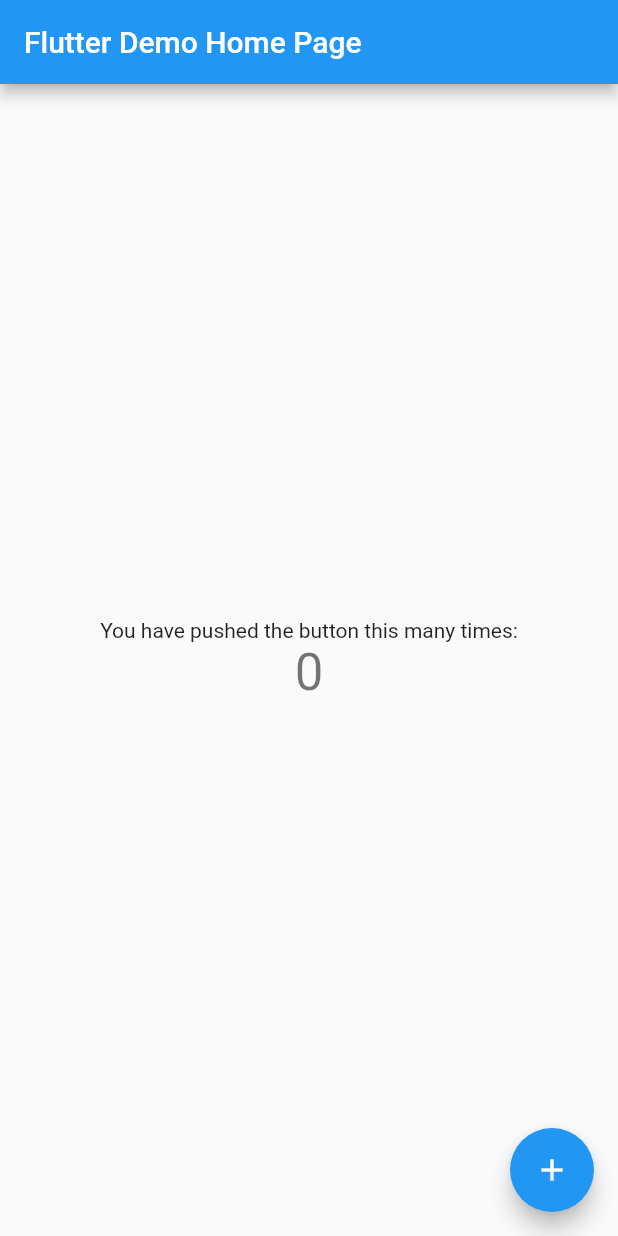
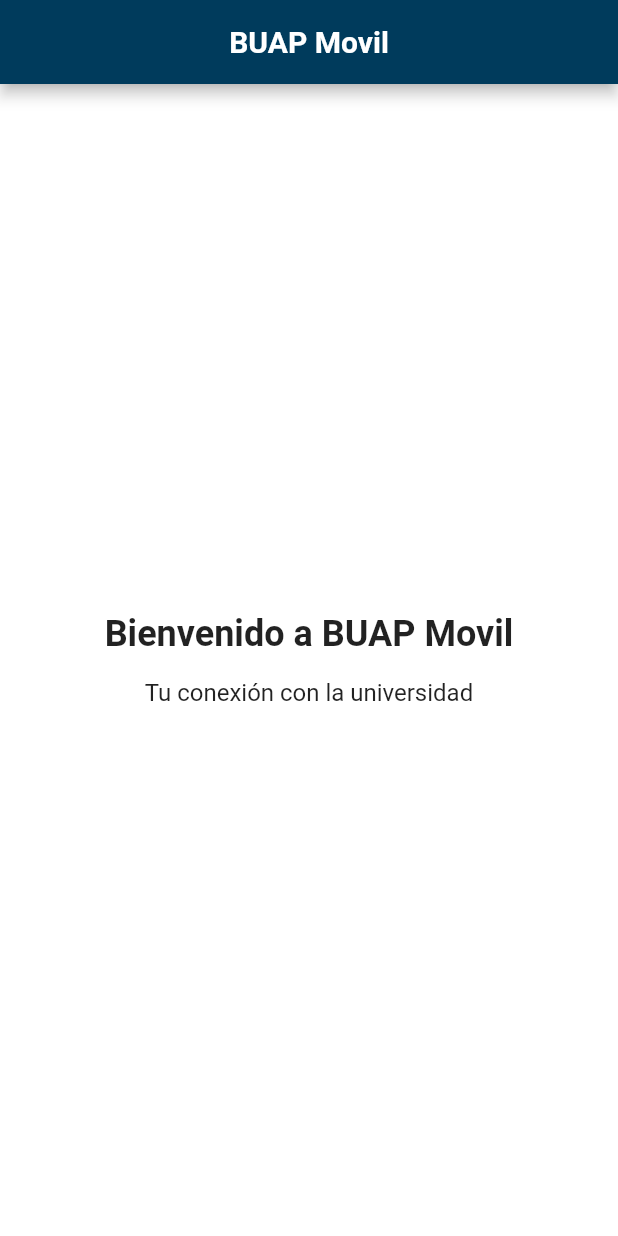
Before and after one commit to APKNetwork/BUAPMovil, a Flutter app: the screen it shows after launch, on a phone screen of 412 x 824 dp. Run offline on Flutter 3.47's test engine with Material 2 defaults, Android fonts, the phone set to English and light mode, and no system bars.

Commit message:
Update app theme and content for home page

```diff
--- a/lib/main.dart
+++ b/lib/main.dart
@@ -1,115 +1,75 @@
 import 'package:flutter/material.dart';
 
-void main() {
-  runApp(const MyApp());
-}
+void main() => runApp(const MyApp());
 
 class MyApp extends StatelessWidget {
   const MyApp({super.key});
 
-  // This widget is the root of your application.
   @override
   Widget build(BuildContext context) {
     return MaterialApp(
-      title: 'Flutter Demo',
+      title: 'BUAP Movil',
+      debugShowCheckedModeBanner: false,
       theme: ThemeData(
-        // This is the theme of your application.
-        //
-        // Try running your application with "flutter run". You'll see the
-        // application has a blue toolbar. Then, without quitting the app, try
-        // changing the primarySwatch below to Colors.green and then invoke
-        // "hot reload" (press "r" in the console where you ran "flutter run",
-        // or simply save your changes to "hot reload" in a Flutter IDE).
-        // Notice that the counter didn't reset back to zero; the application
-        // is not restarted.
-        primarySwatch: Colors.blue,
+        primaryColor: const Color(0xFF003B5C),
+        scaffoldBackgroundColor: Colors.white,
+        appBarTheme: const AppBarTheme(
+          color: Color(0xFF003B5C),
+          toolbarTextStyle: TextStyle(
+            color: Colors.white,
+            fontSize: 20,
+            fontWeight: FontWeight.bold,
+          ),
+          titleTextStyle: TextStyle(
+            color: Colors.white,
+            fontSize: 20,
+            fontWeight: FontWeight.bold,
+          ),
+        ), colorScheme: ColorScheme.fromSwatch().copyWith(secondary: const Color(0xFF00B5E2)),
       ),
-      home: const MyHomePage(title: 'Flutter Demo Home Page'),
+      home: const MyHomePage(),
     );
   }
 }
 
 class MyHomePage extends StatefulWidget {
-  const MyHomePage({super.key, required this.title});
-
-  // This widget is the home page of your application. It is stateful, meaning
-  // that it has a State object (defined below) that contains fields that affect
-  // how it looks.
-
-  // This class is the configuration for the state. It holds the values (in this
-  // case the title) provided by the parent (in this case the App widget) and
-  // used by the build method of the State. Fields in a Widget subclass are
-  // always marked "final".
-
-  final String title;
+  const MyHomePage({super.key});
 
   @override
-  State<MyHomePage> createState() => _MyHomePageState();
+  MyHomePageState createState() => MyHomePageState();
 }
 
-class _MyHomePageState extends State<MyHomePage> {
-  int _counter = 0;
-
-  void _incrementCounter() {
-    setState(() {
-      // This call to setState tells the Flutter framework that something has
-      // changed in this State, which causes it to rerun the build method below
-      // so that the display can reflect the updated values. If we changed
-      // _counter without calling setState(), then the build method would not be
-      // called again, and so nothing would appear to happen.
-      _counter++;
-    });
-  }
-
+class MyHomePageState extends State<MyHomePage> {
   @override
   Widget build(BuildContext context) {
-    // This method is rerun every time setState is called, for instance as done
-    // by the _incrementCounter method above.
-    //
-    // The Flutter framework has been optimized to make rerunning build methods
-    // fast, so that you can just rebuild anything that needs updating rather
-    // than having to individually change instances of widgets.
     return Scaffold(
       appBar: AppBar(
-        // Here we take the value from the MyHomePage object that was created by
-        // the App.build method, and use it to set our appbar title.
-        title: Text(widget.title),
+        title: const Center(child: Text('BUAP Movil')),
       ),
-      body: Center(
-        // Center is a layout widget. It takes a single child and positions it
-        // in the middle of the parent.
+      body: Container(
+        padding: const EdgeInsets.all(16),
         child: Column(
-          // Column is also a layout widget. It takes a list of children and
-          // arranges them vertically. By default, it sizes itself to fit its
-          // children horizontally, and tries to be as tall as its parent.
-          //
-          // Invoke "debug painting" (press "p" in the console, choose the
-          // "Toggle Debug Paint" action from the Flutter Inspector in Android
-          // Studio, or the "Toggle Debug Paint" command in Visual Studio Code)
-          // to see the wireframe for each widget.
-          //
-          // Column has various properties to control how it sizes itself and
-          // how it positions its children. Here we use mainAxisAlignment to
-          // center the children vertically; the main axis here is the vertical
-          // axis because Columns are vertical (the cross axis would be
-          // horizontal).
           mainAxisAlignment: MainAxisAlignment.center,
-          children: <Widget>[
-            const Text(
-              'You have pushed the button this many times:',
+          children: const [
+            Center(
+              child: Text(
+                'Bienvenido a BUAP Movil',
+                style: TextStyle(
+                  fontSize: 24,
+                  fontWeight: FontWeight.bold,
+                ),
+              ),
             ),
-            Text(
-              '$_counter',
-              style: Theme.of(context).textTheme.headlineMedium,
+            SizedBox(height: 16),
+            Center(
+              child: Text(
+                'Tu conexión con la universidad',
+                style: TextStyle(fontSize: 16),
+              ),
             ),
           ],
         ),
       ),
-      floatingActionButton: FloatingActionButton(
-        onPressed: _incrementCounter,
-        tooltip: 'Increment',
-        child: const Icon(Icons.add),
-      ), // This trailing comma makes auto-formatting nicer for build methods.
     );
   }
 }
```
